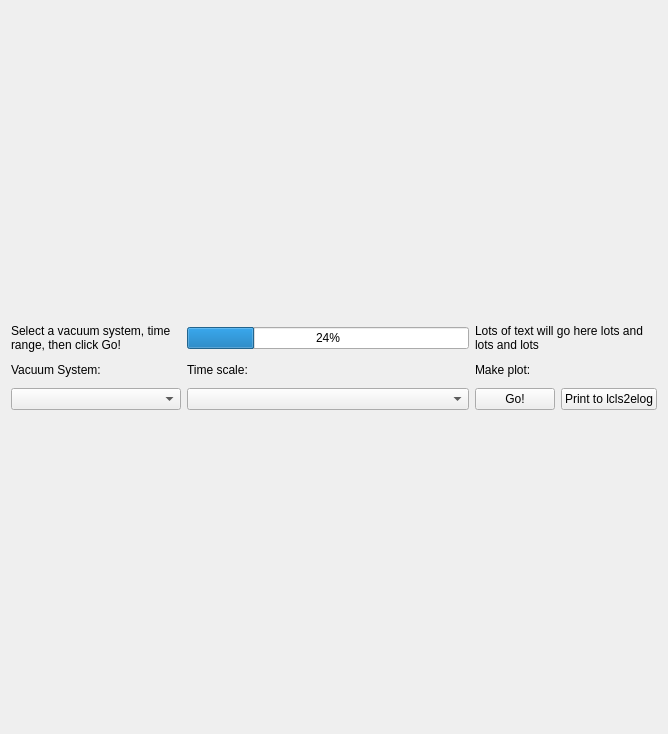
jjanice/meanHist, file meanHist.ui: the form before one commit.
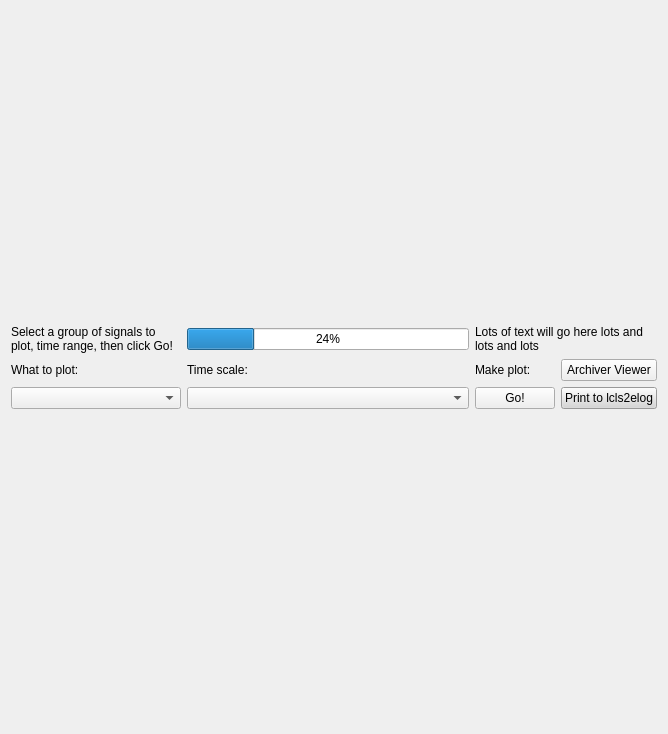
The form after the commit. Custom widgets are drawn as their Qt base class.

Commit message: Now with xtick labels and y axis labels

What changed in the file:
```diff
--- a/meanHist.ui
+++ b/meanHist.ui
@@ -25,7 +25,7 @@
      <item row="1" column="0">
       <widget class="QLabel" name="label_2">
        <property name="text">
-        <string>Vacuum System:</string>
+        <string>What to plot:</string>
        </property>
       </widget>
      </item>
@@ -54,7 +54,7 @@
         </size>
        </property>
        <property name="text">
-        <string>&lt;html&gt;&lt;head/&gt;&lt;body&gt;&lt;p&gt;Select a vacuum system, time range, then click Go!&lt;/p&gt;&lt;/body&gt;&lt;/html&gt;</string>
+        <string>&lt;html&gt;&lt;head/&gt;&lt;body&gt;&lt;p&gt;Select a group of signals to plot, time range, then click Go!&lt;/p&gt;&lt;/body&gt;&lt;/html&gt;</string>
        </property>
        <property name="wordWrap">
         <bool>true</bool>
@@ -93,6 +93,100 @@
      </item>
      <item row="2" column="3">
       <widget class="QPushButton" name="printPushButton">
+       <property name="palette">
+        <palette>
+         <active>
+          <colorrole role="Button">
+           <brush brushstyle="SolidPattern">
+            <color alpha="255">
+             <red>214</red>
+             <green>214</green>
+             <blue>214</blue>
+            </color>
+           </brush>
+          </colorrole>
+          <colorrole role="Base">
+           <brush brushstyle="SolidPattern">
+            <color alpha="255">
+             <red>214</red>
+             <green>214</green>
+             <blue>214</blue>
+            </color>
+           </brush>
+          </colorrole>
+          <colorrole role="Window">
+           <brush brushstyle="SolidPattern">
+            <color alpha="255">
+             <red>214</red>
+             <green>214</green>
+             <blue>214</blue>
+            </color>
+           </brush>
+          </colorrole>
+         </active>
+         <inactive>
+          <colorrole role="Button">
+           <brush brushstyle="SolidPattern">
+            <color alpha="255">
+             <red>214</red>
+             <green>214</green>
+             <blue>214</blue>
+            </color>
+           </brush>
+          </colorrole>
+          <colorrole role="Base">
+           <brush brushstyle="SolidPattern">
+            <color alpha="255">
+             <red>214</red>
+             <green>214</green>
+             <blue>214</blue>
+            </color>
+           </brush>
+          </colorrole>
+          <colorrole role="Window">
+           <brush brushstyle="SolidPattern">
+            <color alpha="255">
+             <red>214</red>
+             <green>214</green>
+             <blue>214</blue>
+            </color>
+           </brush>
+          </colorrole>
+         </inactive>
+         <disabled>
+          <colorrole role="Button">
+           <brush brushstyle="SolidPattern">
+            <color alpha="255">
+             <red>214</red>
+             <green>214</green>
+             <blue>214</blue>
+            </color>
+           </brush>
+          </colorrole>
+          <colorrole role="Base">
+           <brush brushstyle="SolidPattern">
+            <color alpha="255">
+             <red>214</red>
+             <green>214</green>
+             <blue>214</blue>
+            </color>
+           </brush>
+          </colorrole>
+          <colorrole role="Window">
+           <brush brushstyle="SolidPattern">
+            <color alpha="255">
+             <red>214</red>
+             <green>214</green>
+             <blue>214</blue>
+            </color>
+           </brush>
+          </colorrole>
+         </disabled>
+        </palette>
+       </property>
+       <property name="styleSheet">
+        <string notr="true"/>
+       </property>
        <property name="text">
         <string>Print to lcls2elog</string>
        </property>
@@ -111,10 +205,32 @@
        </property>
       </widget>
      </item>
+     <item row="1" column="3">
+      <widget class="PyDMShellCommand" name="PyDMShellCommand">
+       <property name="toolTip">
+        <string/>
+       </property>
+       <property name="text">
+        <string>Archiver Viewer</string>
+       </property>
+       <property name="commands" stdset="0">
+        <stringlist>
+         <string>lclsarch &amp;</string>
+        </stringlist>
+       </property>
+      </widget>
+     </item>
     </layout>
    </item>
   </layout>
  </widget>
+ <customwidgets>
+  <customwidget>
+   <class>PyDMShellCommand</class>
+   <extends>QPushButton</extends>
+   <header>pydm.widgets.shell_command</header>
+  </customwidget>
+ </customwidgets>
  <resources/>
  <connections/>
 </ui>
```
The commit also changes 2 other files.
